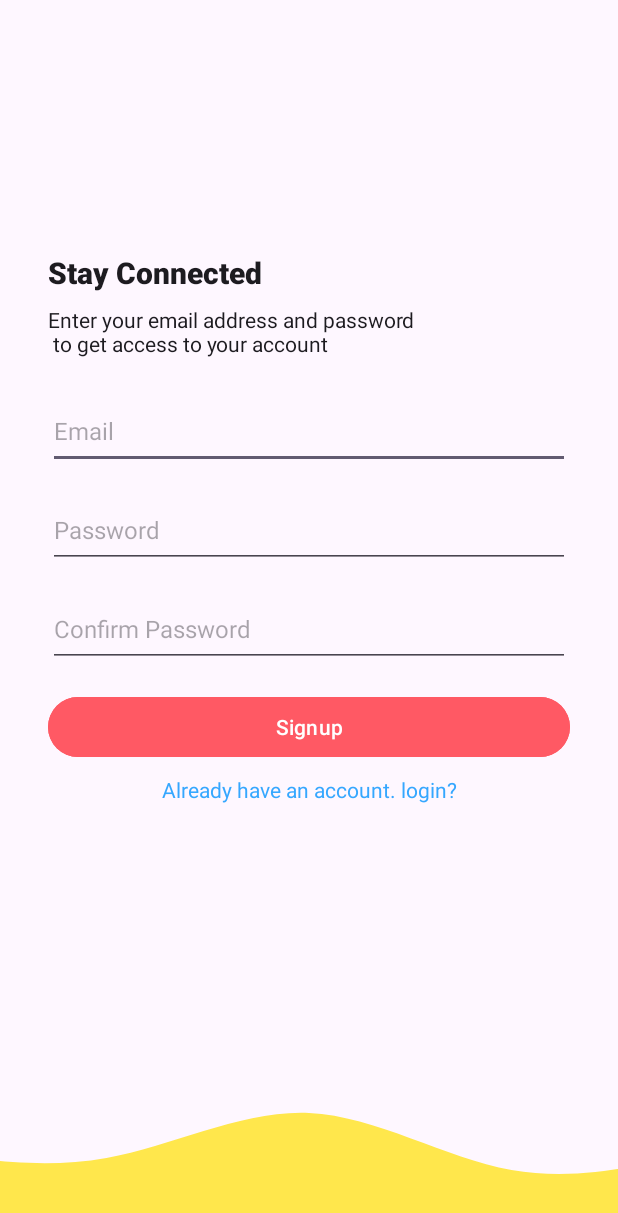
After one commit to tanmays62343/Orizel-School, an Android app: the SignupActivity screen opened directly, with no data from a screen before it, on a phone screen of 412 x 824 dp. The commit adds this screen. Shown: the top 1213 px of the screen. Run offline under Robolectric (Android 15) with nearby library versions, the phone set to English and light mode, and no system bars; our stand-ins replace Firebase (no records; nobody signed in at launch, a user with empty details on screens opened directly).

Commit message:
Added login and signup xmls with firebase

```diff
--- a/app/build.gradle.kts
+++ b/app/build.gradle.kts
@@ -1,6 +1,7 @@
 plugins {
     id("com.android.application")
     id("org.jetbrains.kotlin.android")
+    id("com.google.gms.google-services")
 }
 
 android {
@@ -33,6 +34,10 @@ android {
     kotlinOptions {
         jvmTarget = "1.8"
     }
+    buildFeatures{
+        viewBinding = true
+    }
+
 }
 
 dependencies {
@@ -41,6 +46,7 @@ dependencies {
     implementation("androidx.appcompat:appcompat:1.6.1")
     implementation("com.google.android.material:material:1.10.0")
     implementation("androidx.constraintlayout:constraintlayout:2.1.4")
+    implementation("com.google.firebase:firebase-auth-ktx:22.1.2")
 
 
 
--- a/app/src/main/AndroidManifest.xml
+++ b/app/src/main/AndroidManifest.xml
@@ -13,6 +13,12 @@
         android:theme="@style/Theme.OrizelSchool"
         tools:targetApi="31">
         <activity
+            android:name=".activities.SignupActivity"
+            android:exported="false" />
+        <activity
+            android:name=".activities.LoginActivity"
+            android:exported="false" />
+        <activity
             android:name=".activities.MainActivity"
             android:exported="true">
             <intent-filter>
--- /dev/null
+++ b/app/src/main/java/com/orizel/activities/SignupActivity.kt
@@ -0,0 +1,52 @@
+package com.orizel.activities
+
+import androidx.appcompat.app.AppCompatActivity
+import android.os.Bundle
+import android.widget.Toast
+import com.google.firebase.auth.FirebaseAuth
+import com.orizel.R
+import com.orizel.databinding.ActivitySignupBinding
+
+class SignupActivity : AppCompatActivity() {
+
+    private var binding : ActivitySignupBinding? = null
+    lateinit var firebaseAuth : FirebaseAuth
+
+    override fun onCreate(savedInstanceState: Bundle?) {
+        super.onCreate(savedInstanceState)
+        binding = ActivitySignupBinding.inflate(layoutInflater)
+        setContentView(binding?.root)
+
+        //initializing firebase
+        firebaseAuth = FirebaseAuth.getInstance()
+
+    }
+
+    //creating a user using firebase
+    private fun signUpUser(){
+        var email = binding?.etSemail?.text.toString()
+        var password = binding?.etSpassword?.text.toString()
+        var confirmPassword = binding?.etCnfrmPass?.text.toString()
+
+        if(email.isBlank() || password.isBlank() || confirmPassword.isBlank()) {
+            Toast.makeText(this, "Fields cannot be Blank", Toast.LENGTH_SHORT).show()
+            return
+        }
+        if(password != confirmPassword){
+            Toast.makeText(this, "Passwords do not Match", Toast.LENGTH_SHORT).show()
+        }
+        firebaseAuth.createUserWithEmailAndPassword(email,password)
+            .addOnCompleteListener(this) {
+                if(it.isSuccessful){
+                    //TODO Redirection code
+                }
+                else{
+                    Toast.makeText(this, "Error Creating User",
+                        Toast.LENGTH_SHORT).show()
+                }
+            }
+
+
+    }
+
+}
--- /dev/null
+++ b/app/src/main/res/drawable/wave.xml
@@ -0,0 +1,9 @@
+<vector xmlns:android="http://schemas.android.com/apk/res/android"
+    android:width="1440dp"
+    android:height="320dp"
+    android:viewportWidth="1440"
+    android:viewportHeight="320">
+  <path
+      android:pathData="M0,160L60,170.7C120,181 240,203 360,181.3C480,160 600,96 720,101.3C840,107 960,181 1080,202.7C1200,224 1320,192 1380,176L1440,160L1440,320L1380,320C1320,320 1200,320 1080,320C960,320 840,320 720,320C600,320 480,320 360,320C240,320 120,320 60,320L0,320Z"
+      android:fillColor="#FFE74C"/>
+</vector>
--- /dev/null
+++ b/app/src/main/res/layout/activity_signup.xml
@@ -0,0 +1,94 @@
+<?xml version="1.0" encoding="utf-8"?>
+<androidx.constraintlayout.widget.ConstraintLayout xmlns:android="http://schemas.android.com/apk/res/android"
+    xmlns:app="http://schemas.android.com/apk/res-auto"
+    xmlns:tools="http://schemas.android.com/tools"
+    android:layout_width="match_parent"
+    android:layout_height="match_parent"
+    tools:context=".activities.SignupActivity">
+
+    <LinearLayout
+        android:layout_width="0dp"
+        android:layout_height="0dp"
+        android:orientation="vertical"
+        android:gravity="center_vertical"
+        android:padding="32dp"
+        app:layout_constraintBottom_toTopOf="@+id/imageView2"
+        app:layout_constraintEnd_toEndOf="parent"
+        app:layout_constraintStart_toStartOf="parent"
+        app:layout_constraintTop_toTopOf="parent">
+
+        <TextView
+            style="@style/TextAppearance.AppCompat.Title"
+            android:layout_width="match_parent"
+            android:layout_height="wrap_content"
+            android:fontFamily="sans-serif-black"
+            android:text="Stay Connected" />
+
+        <TextView
+            style="@style/TextAppearance.AppCompat.Body1"
+            android:layout_width="match_parent"
+            android:layout_height="wrap_content"
+            android:layout_marginTop="8dp"
+            android:fontFamily="sans-serif"
+            android:text="Enter your email address and password \n to get access to your account" />
+
+        <EditText
+            android:id="@+id/et_Semail"
+            android:layout_width="match_parent"
+            android:layout_height="50dp"
+            android:ems="10"
+            android:hint="Email"
+            android:textSize="16sp"
+            android:layout_marginTop="24dp"
+            android:inputType="textEmailAddress" />
+
+        <EditText
+            android:id="@+id/et_Spassword"
+            android:layout_width="match_parent"
+            android:layout_height="50dp"
+            android:hint="Password"
+            android:textSize="16sp"
+            android:layout_marginTop="16dp"
+            android:ems="10"
+            android:inputType="textPassword" />
+
+        <EditText
+            android:id="@+id/et_cnfrmPass"
+            android:layout_width="match_parent"
+            android:layout_height="50dp"
+            android:hint="Confirm Password"
+            android:textSize="16sp"
+            android:layout_marginTop="16dp"
+            android:ems="10"
+            android:inputType="textPassword" />
+
+        <Button
+            android:id="@+id/SignupBtn"
+            android:layout_width="match_parent"
+            android:layout_height="wrap_content"
+            android:layout_marginTop="16dp"
+            android:backgroundTint="@color/BP"
+            android:text="Signup" />
+
+        <TextView
+            android:id="@+id/tv_login"
+            android:layout_width="match_parent"
+            android:layout_height="wrap_content"
+            android:layout_marginTop="8dp"
+            android:text="Already have an account. login?"
+            android:textColor="@color/Bl"
+            android:textAlignment="center"
+            />
+    </LinearLayout>
+
+    <ImageView
+        android:id="@+id/imageView2"
+        android:layout_width="match_parent"
+        android:layout_height="120dp"
+        android:scaleType="centerCrop"
+        android:src="@drawable/wave"
+        app:layout_constraintBottom_toBottomOf="parent"
+        app:layout_constraintEnd_toEndOf="parent"
+        app:layout_constraintStart_toStartOf="parent" />
+
+</androidx.constraintlayout.widget.ConstraintLayout>
--- a/app/src/main/res/values/colors.xml
+++ b/app/src/main/res/values/colors.xml
@@ -2,4 +2,9 @@
 <resources>
     <color name="black">#FF000000</color>
     <color name="white">#FFFFFFFF</color>
+    <color name="Orizel">#FFE74C</color>
+    <color name="BP">#FF5964</color>
+    <color name="Gr">#6BF178</color>
+    <color name="Bl">#35A7FF</color>
+    <color name="etbg">#FFFCEB</color>
 </resources>
--- a/build.gradle.kts
+++ b/build.gradle.kts
@@ -1,3 +1,8 @@
+buildscript {
+    dependencies {
+        classpath("com.google.gms:google-services:4.4.0")
+    }
+}
 // Top-level build file where you can add configuration options common to all sub-projects/modules.
 plugins {
     id("com.android.application") version "8.1.2" apply false
```
Also changed, not shown: app/src/main/java/com/orizel/activities/LoginActivity.kt (added, +19 -0 lines), app/src/main/res/layout/activity_login.xml (added, +87 -0 lines), 1 other file.
